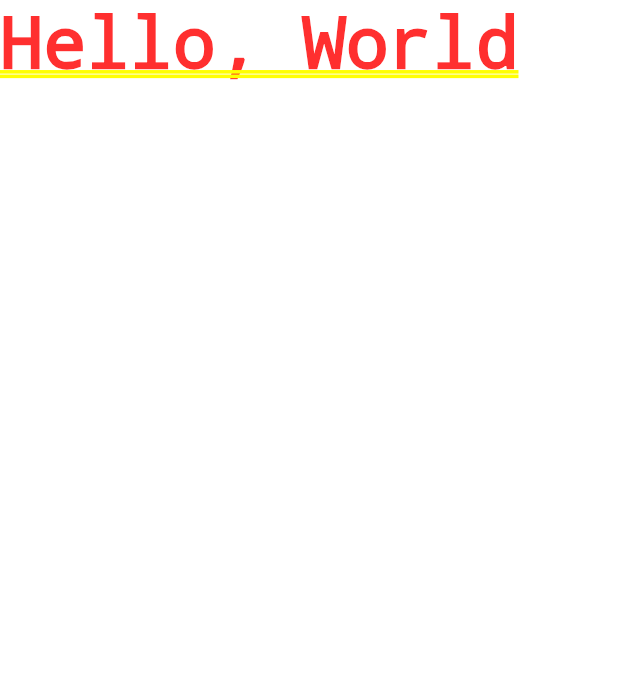
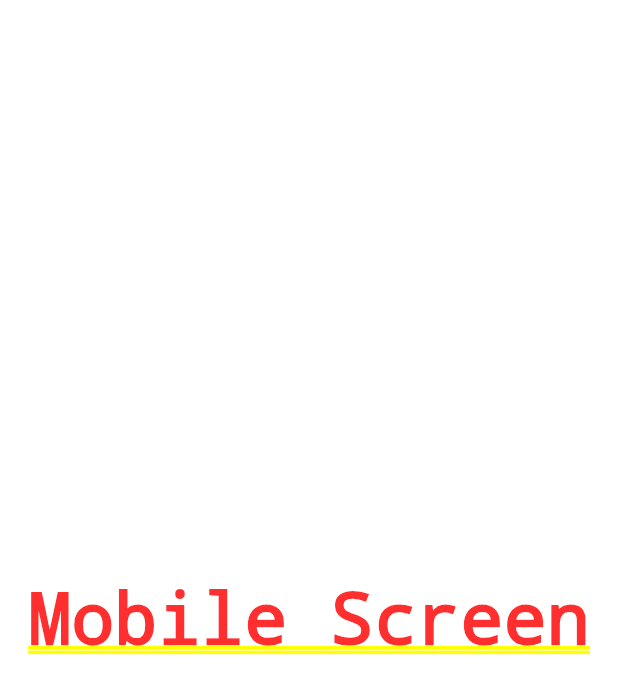
Before and after one commit to PrinceNarteh/whatsapp_clone, a Flutter app: the screen it shows after launch, on a phone screen of 412 x 824 dp. Shown: the top 694 px of the screen. Run offline on Flutter 3.47's test engine with Material 2 defaults, Android fonts, the phone set to English and light mode, and no system bars; our stand-ins replace device_preview.

Commit message:
adds responsive layout

```diff
--- a/lib/main.dart
+++ b/lib/main.dart
@@ -1,5 +1,8 @@
 import "package:device_preview/device_preview.dart";
 import 'package:flutter/material.dart';
+import 'package:whatsapp_clone/responsive/responsive_layout.dart';
+import 'package:whatsapp_clone/screens/mobile_screen_layout.dart';
+import 'package:whatsapp_clone/screens/web_screen_layout.dart';
 
 import 'colors.dart';
 
@@ -13,9 +16,13 @@ class MyApp extends StatelessWidget {
   @override
   Widget build(BuildContext context) {
     return MaterialApp(
+      debugShowCheckedModeBanner: false,
       title: 'Whatsapp Clone',
       theme: ThemeData.dark().copyWith(backgroundColor: backgroundColor),
-      home: const Text("Hello, World"),
+      home: const ResponsiveLayout(
+        mobileScreenLayout: MobileScreenLayout(),
+        webScreenLayout: WebScreenLayout(),
+      ),
     );
   }
 }
--- /dev/null
+++ b/lib/responsive/responsive_layout.dart
@@ -0,0 +1,26 @@
+import 'package:flutter/material.dart';
+
+class ResponsiveLayout extends StatelessWidget {
+  final Widget mobileScreenLayout;
+  final Widget webScreenLayout;
+
+  const ResponsiveLayout({
+    Key? key,
+    required this.mobileScreenLayout,
+    required this.webScreenLayout,
+  }) : super(key: key);
+
+  @override
+  Widget build(BuildContext context) {
+    return LayoutBuilder(
+      builder: (context, constraints) {
+        if (constraints.maxWidth > 900) {
+          // Web View
+          return webScreenLayout;
+        }
+        // Mobile View
+        return mobileScreenLayout;
+      },
+    );
+  }
+}
--- /dev/null
+++ b/lib/screens/mobile_screen_layout.dart
@@ -0,0 +1,12 @@
+import 'package:flutter/material.dart';
+
+class MobileScreenLayout extends StatelessWidget {
+  const MobileScreenLayout({Key? key}) : super(key: key);
+
+  @override
+  Widget build(BuildContext context) {
+    return const Center(
+      child: Text("Mobile Screen"),
+    );
+  }
+}
--- /dev/null
+++ b/lib/screens/web_screen_layout.dart
@@ -0,0 +1,12 @@
+import 'package:flutter/material.dart';
+
+class WebScreenLayout extends StatelessWidget {
+  const WebScreenLayout({Key? key}) : super(key: key);
+
+  @override
+  Widget build(BuildContext context) {
+    return const Center(
+      child: Text("Web Screen"),
+    );
+  }
+}
```
